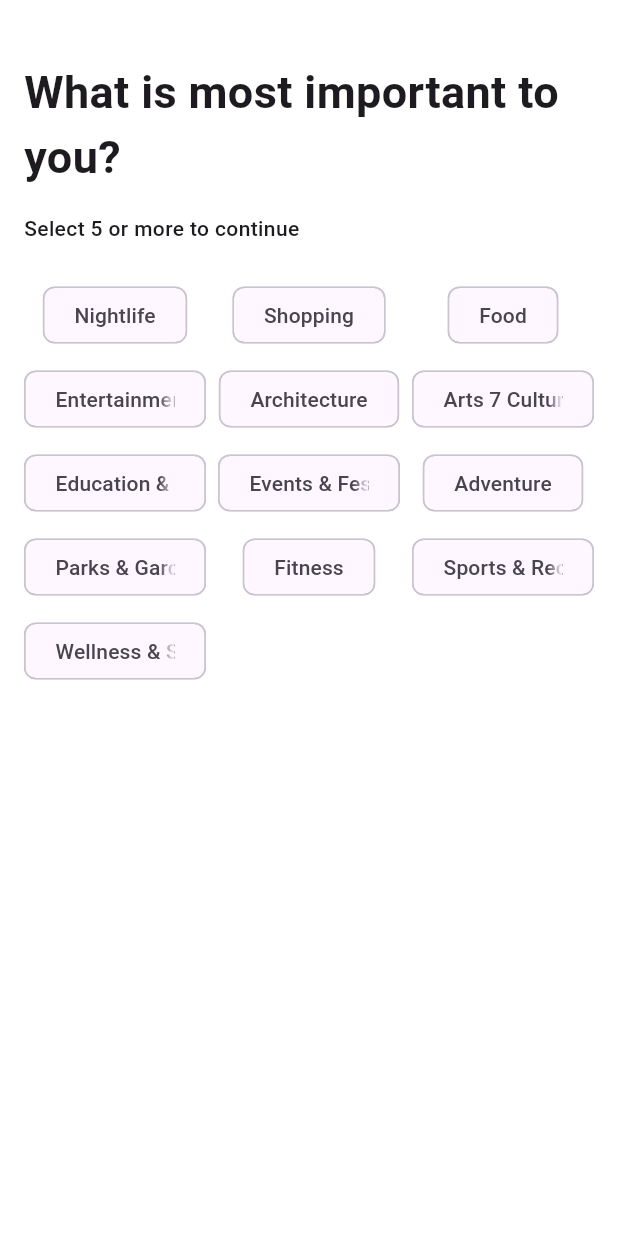
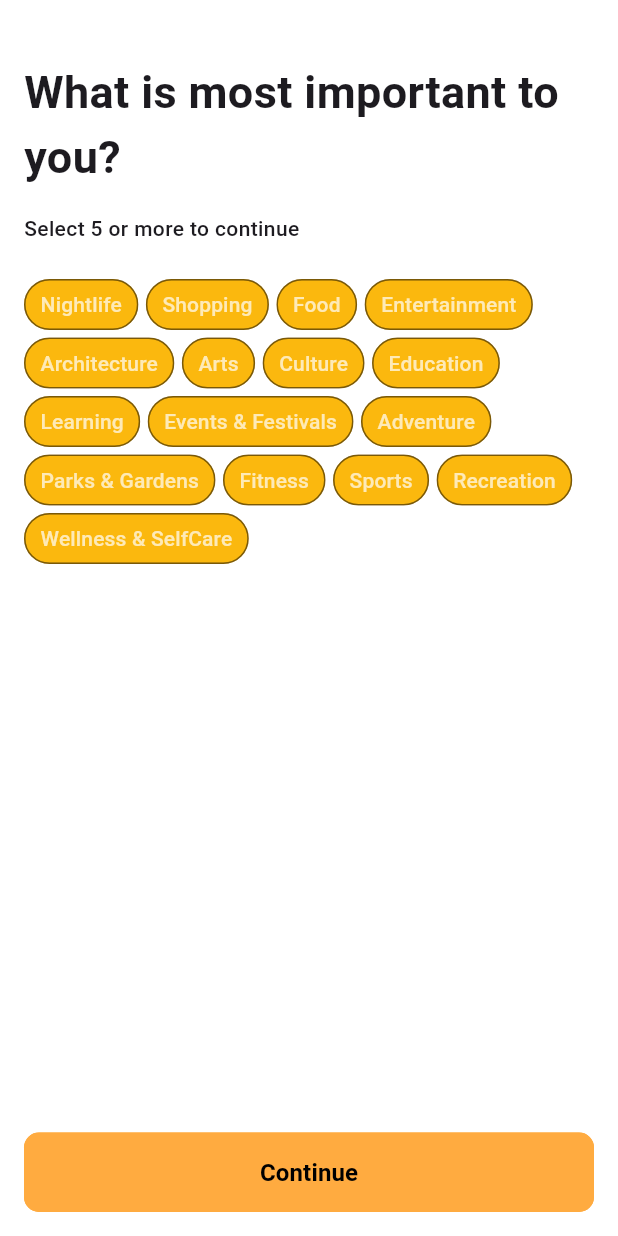
Before and after one commit to jumapaul/curiocity, a Flutter app: the UserCategoryPreferenceView screen opened by its route, after a tap on "Continue", on a phone screen of 412 x 824 dp. Run offline on Flutter 3.47's test engine with Material 3 defaults, Android fonts, the phone set to English and light mode, and no system bars; our stand-ins replace flutter_svg, get; project files that could hold a hidden picture were left out.

Commit message:
minor updates

```diff
--- a/lib/app/common/theme/colors.dart
+++ b/lib/app/common/theme/colors.dart
@@ -1,3 +1,4 @@
 import 'package:flutter/material.dart';
 
-const colorPrimary = Colors.orangeAccent;
+//#fbb80e
+const colorPrimary = Color(0xFFFbb80e);
--- a/lib/app/modules/preferences/user_category_preference/views/user_category_preference_view.dart
+++ b/lib/app/modules/preferences/user_category_preference/views/user_category_preference_view.dart
@@ -88,13 +88,12 @@ class UserCategoryPreferenceView
         border: Border.all(
           color: Get.theme.brightness == Brightness.dark
               ? Colors.white70
-              : Colors.black87,
+              : Colors.black26,
           width: 1,
         ),
         borderRadius: BorderRadius.circular(mediumSize),
       ),
       child: ListTile(
-        leading: Icon(category.icon),
         title: Text(category.title),
         trailing: Checkbox(
           value: category.selected,
--- a/lib/app/modules/preferences/user_topic_preference/controllers/user_topic_preference_controller.dart
+++ b/lib/app/modules/preferences/user_topic_preference/controllers/user_topic_preference_controller.dart
@@ -7,13 +7,16 @@ class UserTopicPreferenceController extends GetxController {
     "Food",
     "Entertainment",
     "Architecture",
-    "Arts 7 Culture",
-    "Education & Learning",
+    "Arts",
+    "Culture",
+    "Education",
+    "Learning",
     "Events & Festivals",
     "Adventure",
     "Parks & Gardens",
     "Fitness",
-    "Sports & Recreation",
+    "Sports",
+    "Recreation",
     "Wellness & SelfCare",
   ]);
 
--- a/lib/app/modules/preferences/user_topic_preference/views/user_topic_preference_view.dart
+++ b/lib/app/modules/preferences/user_topic_preference/views/user_topic_preference_view.dart
@@ -1,11 +1,32 @@
 import 'package:curiocity/app/common/dimens/dimens.dart';
+import 'package:curiocity/app/common/theme/colors.dart';
+import 'package:curiocity/app/common/widget/outlined_button.dart';
+import 'package:curiocity/app/routes/app_pages.dart';
 import 'package:flutter/material.dart';
-import 'package:flutter_staggered_grid_view/flutter_staggered_grid_view.dart';
 import 'package:get/get.dart';
 import '../controllers/user_topic_preference_controller.dart';
 
 class UserTopicPreferenceView extends GetView<UserTopicPreferenceController> {
   const UserTopicPreferenceView({super.key});
+
+  static const headerStyle = TextStyle(
+    fontSize: extraLargeSize,
+    fontWeight: FontWeight.bold,
+  );
+
+  static const subHeaderStyle = TextStyle(
+    fontSize: normalSize,
+    fontWeight: FontWeight.w500,
+  );
+
+  static var chipTextStyle = TextStyle(
+    fontSize: 14,
+    color: Get.theme.brightness == Brightness.dark
+        ? Colors.white70
+        : Colors.white70,
+  );
+  static final chipBackgroundColor = colorPrimary.withOpacity(1.0);
+  static final chipBorderColor = Colors.black87.withOpacity(0.3);
 
   @override
   Widget build(BuildContext context) {
@@ -17,17 +38,17 @@ class UserTopicPreferenceView extends GetView<UserTopicPreferenceController> {
             crossAxisAlignment: CrossAxisAlignment.start,
             children: [
               const SizedBox(height: largeSize),
-              const Text(
-                "What is most important to you?",
-                style: TextStyle(
-                  fontSize: extraLargeSize,
-                  fontWeight: FontWeight.bold,
-                ),
+              const Text("What is most important to you?", style: headerStyle),
+              const SizedBox(height: mediumSize),
+              buildSubHeader(),
+              const SizedBox(height: largeSize),
+              Expanded(child: buildTopicsGrid()),
+              OutlinedButtonWidget(
+                onClick: () {
+                  Get.toNamed(Routes.USER_TOPIC_PREFERENCE);
+                },
+                name: "Continue",
               ),
-              const SizedBox(height: mediumSize),
-              _buildHeader(),
-              const SizedBox(height: largeSize),
-              _buildTopicGrid(),
             ],
           ),
         ),
@@ -35,31 +56,36 @@ class UserTopicPreferenceView extends GetView<UserTopicPreferenceController> {
     );
   }
 
-  Widget _buildHeader() {
-    return const Text(
-      "Select 5 or more to continue",
-      style: TextStyle(
-        fontSize: normalSize,
-        fontWeight: FontWeight.w500,
+  Widget buildSubHeader() {
+    return const Text("Select 5 or more to continue", style: subHeaderStyle);
+  }
+
+  Widget buildTopicsGrid() {
+    return SingleChildScrollView(
+      child: Wrap(
+        spacing: 5,
+        runSpacing: 5,
+        children: List.generate(
+          controller.topics.length,
+          (index) => IntrinsicWidth(
+            child: Chip(
+              label: Text(
+                controller.topics[index],
+                style: chipTextStyle,
+              ),
+              backgroundColor: chipBackgroundColor,
+              side: BorderSide(color: chipBorderColor),
+              padding: const EdgeInsets.symmetric(horizontal: 2),
+              materialTapTargetSize: MaterialTapTargetSize.shrinkWrap,
+              shape: RoundedRectangleBorder(
+                borderRadius: BorderRadius.circular(
+                  largeSize,
+                ),
+              ),
+            ),
+          ),
+        ),
       ),
     );
   }
-
-  Widget _buildTopicGrid() {
-    return MasonryGridView.count(
-      crossAxisCount: 3,
-      itemCount: controller.topics.length,
-      itemBuilder: (BuildContext context, int index) {
-        final topic = controller.topics[index];
-        return Chip(
-          label: Text(topic),
-          padding: const EdgeInsets.symmetric(vertical: 8.0, horizontal: 12.0),
-        );
-      },
-      mainAxisSpacing: 8.0,
-      crossAxisSpacing: 8.0,
-      shrinkWrap: true,
-      physics: const NeverScrollableScrollPhysics(),
-    );
-  }
 }
```
